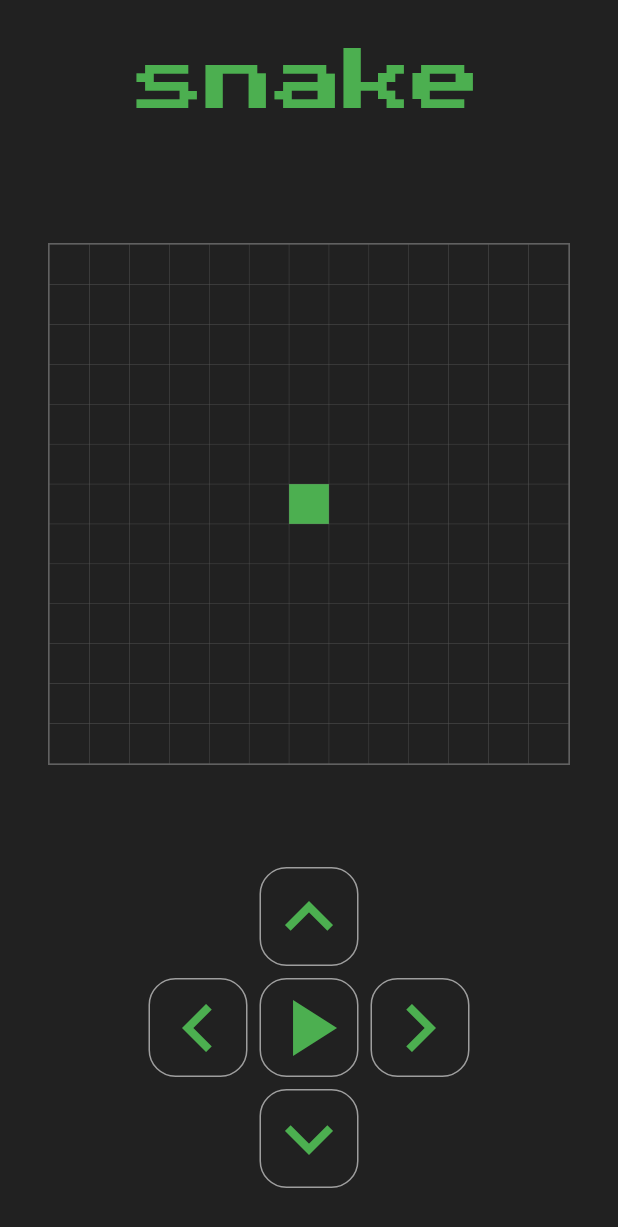
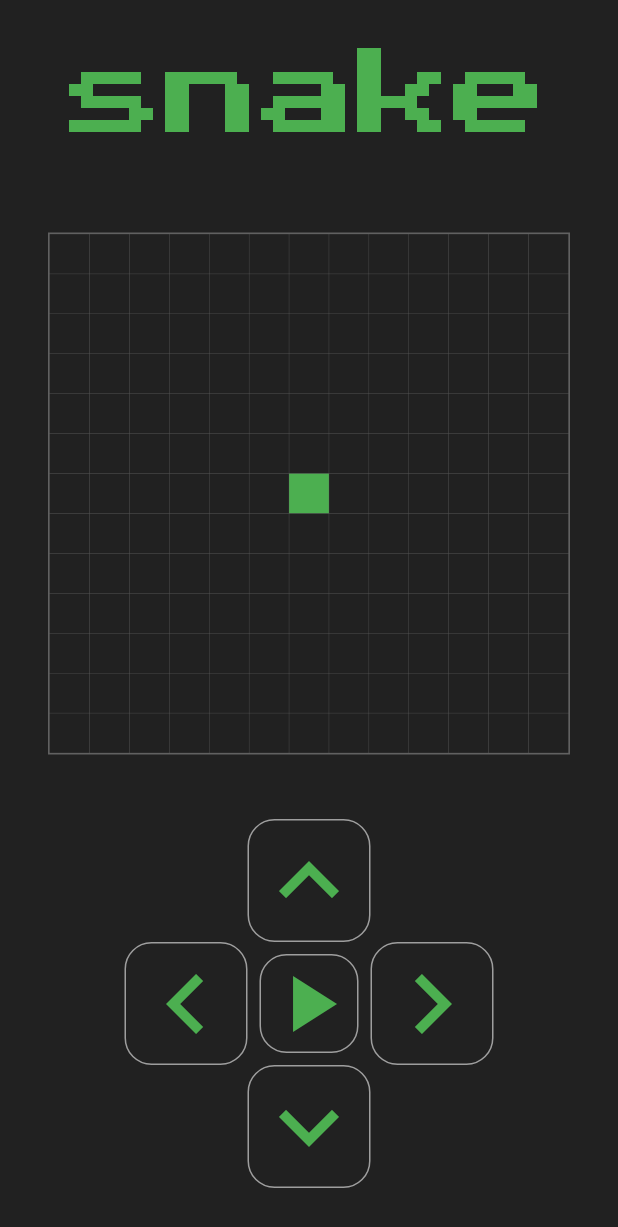
Before and after one commit to Azhot/snake, a Flutter app: the screen it shows after launch, on a phone screen of 412 x 824 dp. Shown: the top 1227 px of the screen. Run offline on Flutter 3.47's test engine with Material 2 defaults, Android fonts, the phone set to English and light mode, and no system bars; our stand-ins replace google_fonts.

Commit message:
Increased controller buttons

```diff
--- a/lib/screen/home/snake_home_page.dart
+++ b/lib/screen/home/snake_home_page.dart
@@ -57,7 +57,7 @@ class _SnakeHomePageState extends State<SnakeHomePage> {
                 Text('snake',
                     style: GoogleFonts.pressStart2p(
                       color: Colors.green,
-                      fontSize: 46,
+                      fontSize: 64,
                     )),
                 const SizedBox(height: 32),
                 Expanded(
--- a/lib/screen/home/widgets/snake_game_controller.dart
+++ b/lib/screen/home/widgets/snake_game_controller.dart
@@ -26,27 +26,28 @@ class SnakeGameController extends StatelessWidget {
         children: [
           Row(
             mainAxisAlignment: MainAxisAlignment.center,
-            children: [button(goUp, Icons.keyboard_arrow_up)],
+            children: [button(goUp, Icons.keyboard_arrow_up, 80)],
           ),
           Row(
             mainAxisAlignment: MainAxisAlignment.center,
             children: [
-              button(goLeft, Icons.keyboard_arrow_left),
+              button(goLeft, Icons.keyboard_arrow_left, 80),
               Padding(
                 padding: const EdgeInsets.all(8),
-                child: button(start, Icons.play_arrow),
+                child: button(start, Icons.play_arrow, 64),
               ),
-              button(goRight, Icons.keyboard_arrow_right)
+              button(goRight, Icons.keyboard_arrow_right, 80)
             ],
           ),
           Row(
             mainAxisAlignment: MainAxisAlignment.center,
-            children: [button(goDown, Icons.keyboard_arrow_down)],
+            children: [button(goDown, Icons.keyboard_arrow_down, 80)],
           ),
         ],
       );
 
-  Widget button(void Function() onTap, IconData iconData) => InkWell(
+  Widget button(void Function() onTap, IconData iconData, double size) =>
+      InkWell(
         borderRadius: BorderRadius.circular(16),
         splashColor: SnakeColors.primaryLight,
         highlightColor: SnakeColors.primaryLight,
@@ -58,7 +59,7 @@ class SnakeGameController extends StatelessWidget {
           decoration: BoxDecoration(
               border: Border.all(color: SnakeColors.primaryLight),
               borderRadius: BorderRadius.circular(18)),
-          child: Icon(iconData, color: Colors.green, size: 64),
+          child: Icon(iconData, color: Colors.green, size: size),
         ),
       );
 }
```
